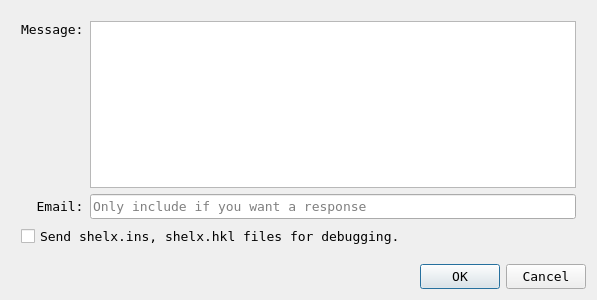
Old version of the form src/sendBug.ui in the repository mcrav/XDToolkit.
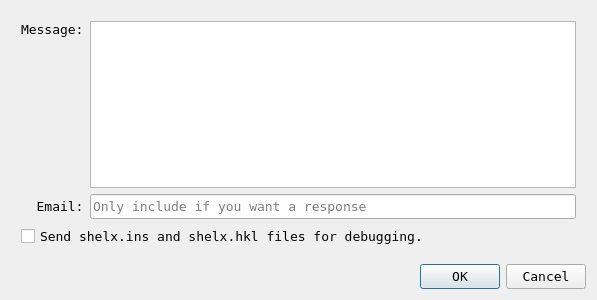
New version of the form. Icons and pictures are not drawn.

Patch:
```diff
--- a/src/sendBug.ui
+++ b/src/sendBug.ui
@@ -82,7 +82,7 @@
      <item>
       <widget class="QCheckBox" name="incFilesBox">
        <property name="text">
-        <string>Send shelx.ins, shelx.hkl files for debugging.</string>
+        <string>Send shelx.ins and shelx.hkl files for debugging.</string>
        </property>
       </widget>
      </item>
```
